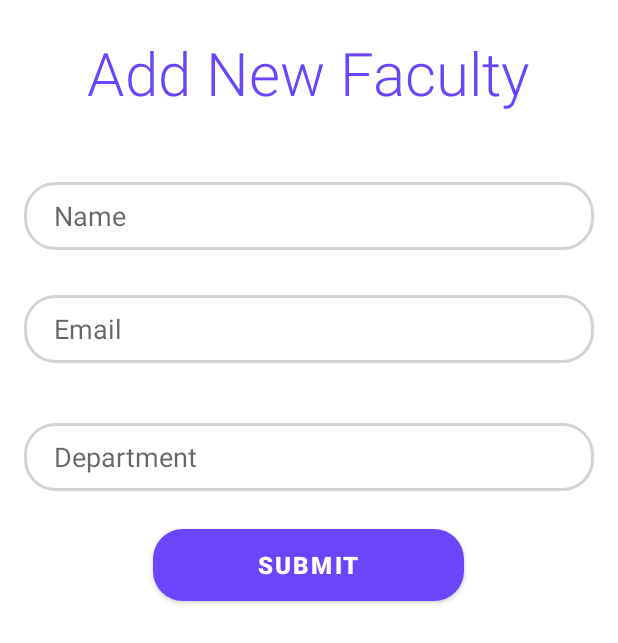
After one commit to SamyamiRai/Assigner, an Android app: the layout add_new_contactform.xml on its own in the app's theme, with its tools: preview values and no code run, on a phone screen of 412 x 824 dp. The commit adds this screen. Shown: the top 643 px of the screen. Run offline under Robolectric (Android 15) with nearby library versions, the phone set to English and light mode, and no system bars.

Commit message:
add new form

```diff
--- /dev/null
+++ b/app/src/main/res/layout/add_new_contactform.xml
@@ -0,0 +1,77 @@
+<?xml version="1.0" encoding="utf-8"?>
+<LinearLayout xmlns:android="http://schemas.android.com/apk/res/android"
+    android:layout_width="match_parent"
+    android:layout_height="match_parent"
+    xmlns:app="http://schemas.android.com/apk/res-auto"
+    android:background="@color/white"
+    android:orientation="vertical"
+    android:padding="16dp">
+
+    <TextView
+        android:id="@+id/contacttitle"
+        android:layout_width="wrap_content"
+        android:layout_height="wrap_content"
+        android:layout_gravity="center_horizontal"
+        android:layout_marginTop="5dp"
+        android:layout_marginBottom="16dp"
+        android:fontFamily="sans-serif-light"
+        android:text="Add New Faculty"
+        android:textColor="@color/blue"
+        android:textSize="40sp" />
+
+    <EditText
+        android:layout_width="fill_parent"
+        android:layout_height="45dp"
+        android:background="@drawable/edit_text_bg"
+        android:hint="Name"
+        android:paddingLeft="20dp"
+        app:layout_constraintWidth_percent=".8"
+        app:layout_constraintVertical_bias=".3"
+        app:layout_constraintHorizontal_bias=".5"
+        android:layout_marginTop="30dp"
+        android:inputType="textPersonName" />
+
+    <EditText
+        android:layout_width="fill_parent"
+        android:layout_height="45dp"
+        android:paddingLeft="20dp"
+        android:layout_marginBottom="10dp"
+        android:layout_marginTop="30dp"
+        app:layout_constraintWidth_percent=".8"
+        app:layout_constraintVertical_bias=".3"
+        app:layout_constraintHorizontal_bias=".5"
+        android:background="@drawable/edit_text_bg"
+
+        android:hint="Email"
+        android:inputType="textEmailAddress" />
+
+    <EditText
+        android:layout_width="fill_parent"
+        android:layout_height="45dp"
+        android:hint="Department"
+        android:paddingLeft="20dp"
+        app:layout_constraintWidth_percent=".8"
+        app:layout_constraintVertical_bias=".3"
+        app:layout_constraintHorizontal_bias=".5"
+        android:layout_marginTop="30dp"
+        android:background="@drawable/edit_text_bg"
+        android:inputType="text" />
+
+
+
+
+    <Button
+        android:layout_width="wrap_content"
+        android:layout_height="wrap_content"
+        android:layout_gravity="center_horizontal"
+        android:background="@drawable/button_bg"
+        app:backgroundTint="@null"
+        android:textSize="16sp"
+        android:textStyle="bold"
+        android:elevation="4dp"
+        android:paddingLeft="70dp"
+        android:paddingRight="70dp"
+        android:layout_margin="25dp"
+        android:text="Submit"
+        android:textColor="#fff" />
+</LinearLayout>
--- a/app/src/main/res/values/strings.xml
+++ b/app/src/main/res/values/strings.xml
@@ -2,4 +2,14 @@
     <string name="app_name">AssignerApp</string>
     <!-- TODO: Remove or change this placeholder text -->
     <string name="hello_blank_fragment">Hello blank fragment</string>
+
+        <string-array name="departments">
+            <item>Computer Science and Engineering</item>
+            <item>Information Science and Engineering</item>
+            <item>Electronics and Communications Engineering</item>
+            <item>Mechanical Engineering</item>
+            <item>Civil Engineering</item>
+            <item>Non Teaching Faculty</item>
+        </string-array>
+
 </resources>
```
